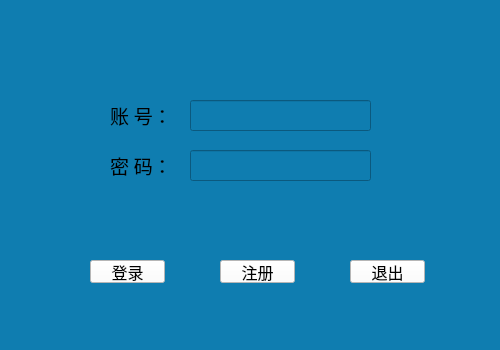
Qt form mainwindow.ui (mygitlearn/library) before a commit.
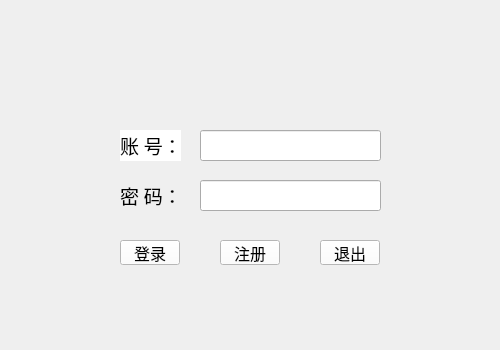
The same form after that commit. Icons and pictures are not drawn.

```diff
--- a/mainwindow.ui
+++ b/mainwindow.ui
@@ -14,14 +14,14 @@
    <string>welcome</string>
   </property>
   <property name="styleSheet">
-   <string notr="true">background-color: rgb(15, 125, 176);</string>
+   <string notr="true">background-image: url(:/new/prefix1/images/welcome.jpg);</string>
   </property>
   <widget class="QWidget" name="centralWidget">
    <widget class="QLabel" name="acount">
     <property name="geometry">
      <rect>
-      <x>110</x>
-      <y>100</y>
+      <x>120</x>
+      <y>130</y>
       <width>61</width>
       <height>31</height>
      </rect>
@@ -32,6 +32,9 @@
       <pointsize>14</pointsize>
      </font>
     </property>
+    <property name="styleSheet">
+     <string notr="true">background-color: rgb(255, 255, 255);</string>
+    </property>
     <property name="text">
      <string>账 号：</string>
     </property>
@@ -39,8 +42,8 @@
    <widget class="QLabel" name="password">
     <property name="geometry">
      <rect>
-      <x>110</x>
-      <y>150</y>
+      <x>120</x>
+      <y>180</y>
       <width>61</width>
       <height>31</height>
      </rect>
@@ -58,10 +61,10 @@
    <widget class="QPushButton" name="Signin">
     <property name="geometry">
      <rect>
-      <x>90</x>
-      <y>260</y>
-      <width>75</width>
-      <height>23</height>
+      <x>120</x>
+      <y>240</y>
+      <width>60</width>
+      <height>25</height>
      </rect>
     </property>
     <property name="font">
@@ -70,6 +73,9 @@
       <pointsize>12</pointsize>
      </font>
     </property>
+    <property name="autoFillBackground">
+     <bool>false</bool>
+    </property>
     <property name="styleSheet">
      <string notr="true">background-color: rgb(255, 255, 255);</string>
     </property>
@@ -81,9 +87,9 @@
     <property name="geometry">
      <rect>
       <x>220</x>
-      <y>260</y>
-      <width>75</width>
-      <height>23</height>
+      <y>240</y>
+      <width>60</width>
+      <height>25</height>
      </rect>
     </property>
     <property name="font">
@@ -102,10 +108,10 @@
    <widget class="QPushButton" name="legout">
     <property name="geometry">
      <rect>
-      <x>350</x>
-      <y>260</y>
-      <width>75</width>
-      <height>23</height>
+      <x>320</x>
+      <y>240</y>
+      <width>60</width>
+      <height>25</height>
      </rect>
     </property>
     <property name="font">
@@ -124,8 +130,8 @@
    <widget class="QLineEdit" name="input_account">
     <property name="geometry">
      <rect>
-      <x>190</x>
-      <y>100</y>
+      <x>200</x>
+      <y>130</y>
       <width>181</width>
       <height>31</height>
      </rect>
@@ -134,12 +140,18 @@
    <widget class="QLineEdit" name="input_password">
     <property name="geometry">
      <rect>
-      <x>190</x>
-      <y>150</y>
+      <x>200</x>
+      <y>180</y>
       <width>181</width>
       <height>31</height>
      </rect>
     </property>
+    <property name="text">
+     <string/>
+    </property>
+    <property name="echoMode">
+     <enum>QLineEdit::Password</enum>
+    </property>
    </widget>
   </widget>
  </widget>
```
Left out of the diff: 5 changed lines with no effect on the pictures.
